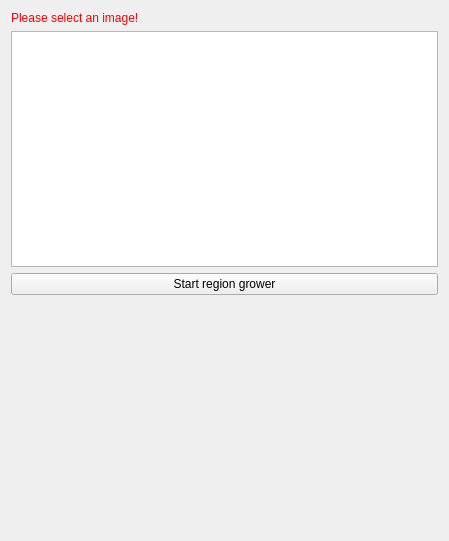
Before: the Qt Designer form Modules/Bundles/org.mitk.gui.qt.regiongrowing/src/internal/QmitkRegionGrowingViewControls.ui in MITK/MITK, drawn with Qt 5.
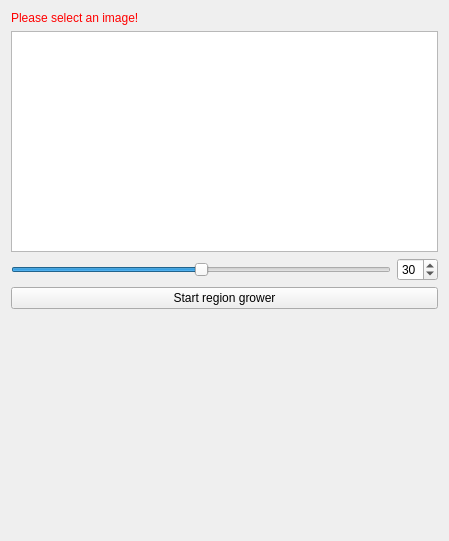
After: the same form once the commit is applied. Custom widgets are drawn as their Qt base class.

Commit message: Added slider for threshold offset parameter

Patch:
```diff
--- a/Modules/Bundles/org.mitk.gui.qt.regiongrowing/src/internal/QmitkRegionGrowingViewControls.ui
+++ b/Modules/Bundles/org.mitk.gui.qt.regiongrowing/src/internal/QmitkRegionGrowingViewControls.ui
@@ -31,7 +31,47 @@
     </widget>
    </item>
    <item>
-    <widget class="QmitkPointListWidget" name="lstPoints"/>
+    <widget class="QmitkPointListWidget" name="lstPoints">
+     <property name="sizePolicy">
+      <sizepolicy hsizetype="MinimumExpanding" vsizetype="Expanding">
+       <horstretch>0</horstretch>
+       <verstretch>0</verstretch>
+      </sizepolicy>
+     </property>
+     <property name="maximumSize">
+      <size>
+       <width>16777215</width>
+       <height>16777215</height>
+      </size>
+     </property>
+    </widget>
+   </item>
+   <item>
+    <layout class="QHBoxLayout" name="horizontalLayout">
+     <item>
+      <widget class="QSlider" name="sliderOffsetValue">
+       <property name="maximum">
+        <number>60</number>
+       </property>
+       <property name="value">
+        <number>30</number>
+       </property>
+       <property name="orientation">
+        <enum>Qt::Horizontal</enum>
+       </property>
+      </widget>
+     </item>
+     <item>
+      <widget class="QSpinBox" name="offsetValueSpinBox">
+       <property name="maximum">
+        <number>60</number>
+       </property>
+       <property name="value">
+        <number>30</number>
+       </property>
+      </widget>
+     </item>
+    </layout>
    </item>
    <item>
     <widget class="QPushButton" name="btnPerformImageProcessing">
@@ -54,7 +94,7 @@
      <property name="sizeHint" stdset="0">
       <size>
        <width>20</width>
-       <height>220</height>
+       <height>50</height>
       </size>
      </property>
     </spacer>
```
Left out of the diff: 37 changed lines with no effect on the pictures.
